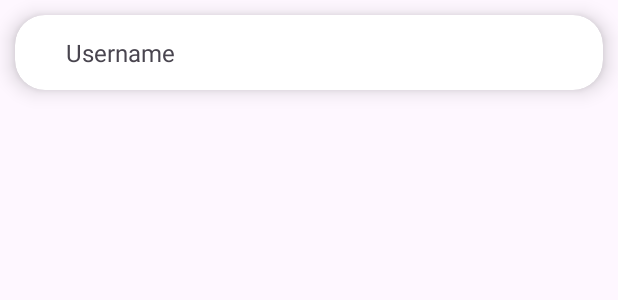
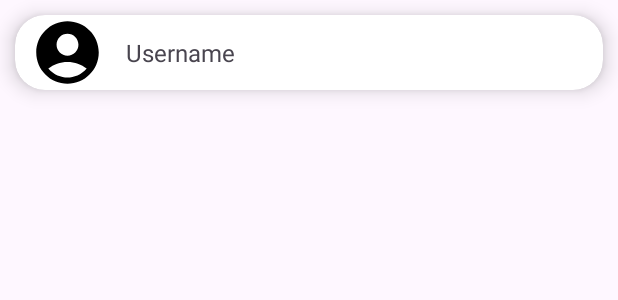
Before and after one commit to danielwidhiarto/Diary.ly, an Android app: the layout search_each_item.xml on its own in the app's theme, with its tools: preview values and no code run, on a phone screen of 412 x 824 dp. Shown: the top 300 px of the screen. Run offline under Robolectric (Android 15) with nearby library versions, the phone set to English and light mode, and no system bars.

Commit message:
fix search image

```diff
--- a/app/src/main/java/edu/bluejack23_1/diaryly/search/SearchFragment.kt
+++ b/app/src/main/java/edu/bluejack23_1/diaryly/search/SearchFragment.kt
@@ -63,7 +63,10 @@ class SearchFragment : Fragment() {
     }
 
     private fun searchUsers(query: String, adapter: UserAdapter, userCollection: CollectionReference) {
-        userCollection.whereEqualTo("username", query).get()
+        userCollection
+            .whereGreaterThanOrEqualTo("username", query)
+            .whereLessThanOrEqualTo("username", query + "\uF7FF") // \uF7FF is a Unicode character that is higher than any regular character
+            .get()
             .addOnSuccessListener { documents ->
                 val users = ArrayList<UserModel>()
                 for (document in documents) {
--- a/app/src/main/java/edu/bluejack23_1/diaryly/search/UserModel.kt
+++ b/app/src/main/java/edu/bluejack23_1/diaryly/search/UserModel.kt
@@ -5,7 +5,8 @@ import java.io.Serializable
 data class UserModel(
     val username: String,
     val userId: String,
-    val email: String
+    val email: String,
+    val image_url: String // Add the image URL field here
 ) : Serializable {
-    constructor() : this("", "", "")
+    constructor() : this("", "", "", "")
 }
--- a/app/src/main/res/layout/search_each_item.xml
+++ b/app/src/main/res/layout/search_each_item.xml
@@ -12,13 +12,20 @@
         android:layout_width="match_parent"
         android:layout_height="50dp" >
 
+        <ImageView
+            android:id="@+id/img_profile"
+            android:layout_width="50dp"
+            android:layout_height="50dp"
+            android:src="@drawable/navbar_profile"
+            android:layout_marginLeft="10dp"
+            />
+
         <TextView
             android:layout_width="100dp"
             android:layout_height="50dp"
             android:text="Username"
             android:id="@+id/tvUsername"
             android:textSize="16sp"
-            android:layout_marginStart="20dp"
             android:layout_gravity="center"
             android:gravity="center"/>
 
```
Also changed, not shown: app/src/main/java/edu/bluejack23_1/diaryly/search/DetailSearchActivity.kt (+10 -1 lines), app/src/main/java/edu/bluejack23_1/diaryly/search/UserAdapter.kt (+10 -0 lines).
